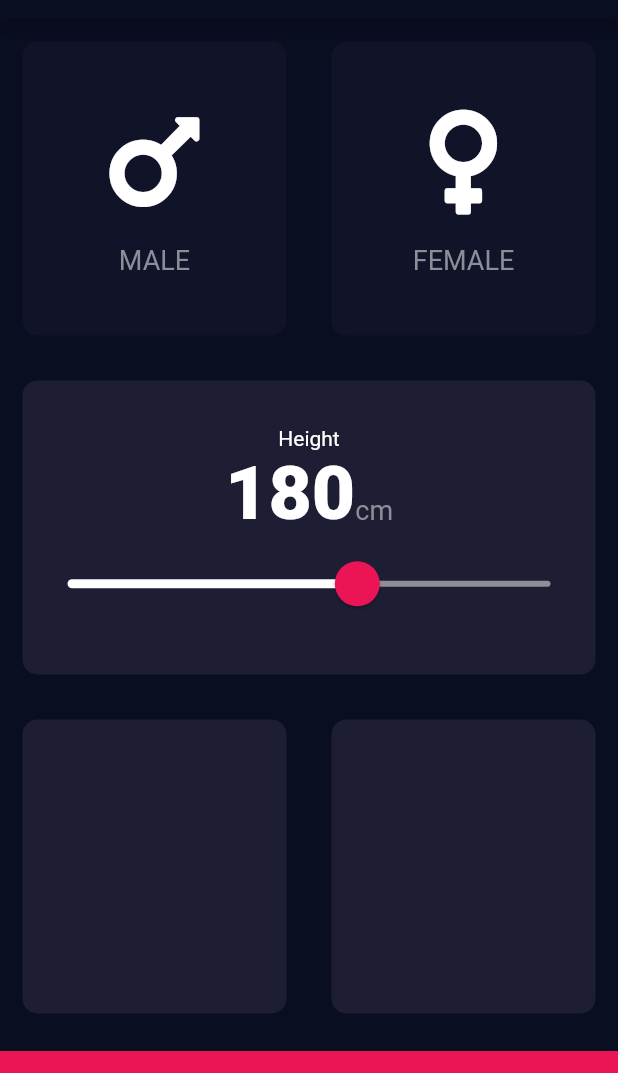
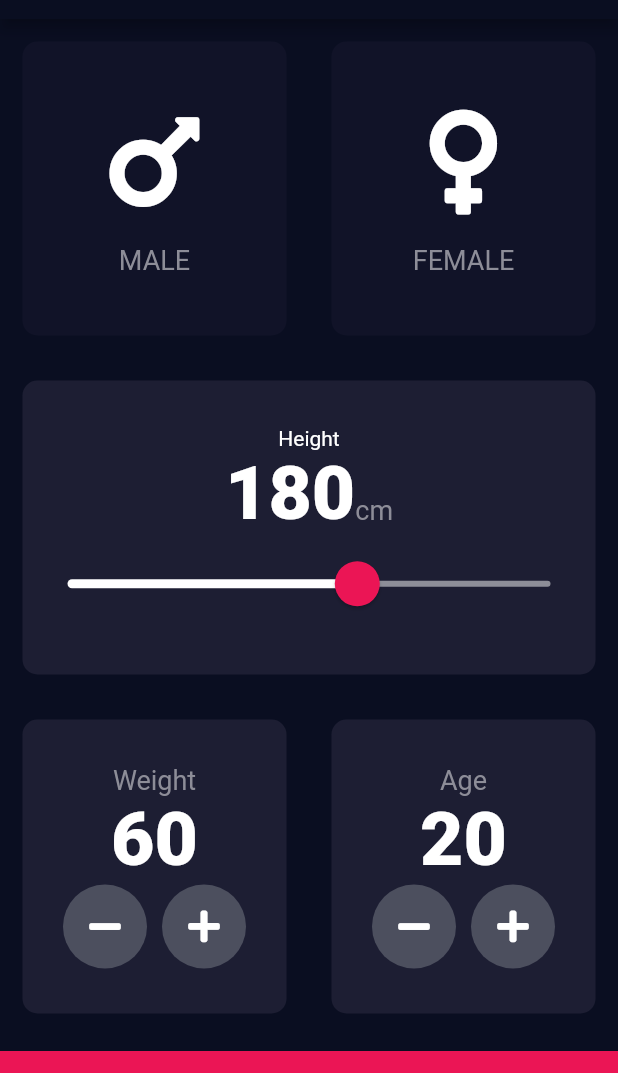
Before and after one commit to nikkashid/flutter_bmiCalculator, a Flutter app: the screen it shows after launch, on a phone screen of 412 x 824 dp, the part 65-1138 px from its top. Run offline on Flutter 3.47's test engine with Material 2 defaults, Android fonts, the phone set to English and light mode, and no system bars; our stand-ins replace font_awesome_flutter.

Commit message:
Creating custom rounder button and performing click events and changing shapes accordingly.

```diff
--- a/lib/constants.dart
+++ b/lib/constants.dart
@@ -5,6 +5,10 @@ const kBottomContainerHeight = 80.0;
 const kActiveCardColor = Color(0xFF1D1E33);
 const kInactiveCardColor = Color(0xFF111328);
 const kBottomContainerColor = Color(0xFFEB1555);
+
+//Reusable Card
+const kBorderRadius = 10.0;
+const kCardMargin = 15.0;
 
 //Slider Constants
 const kMinHeight = 120.0;
--- a/lib/input_dart.dart
+++ b/lib/input_dart.dart
@@ -15,6 +15,8 @@ class InputPage extends StatefulWidget {
 class _InputPageState extends State<InputPage> {
   Gender selectedGender = Gender.initial;
   int height = 180;
+  int weight = 60;
+  int age = 20;
 
   @override
   Widget build(BuildContext context) {
@@ -108,14 +110,78 @@ class _InputPageState extends State<InputPage> {
                 Expanded(
                   child: new ReusableCard(
                     kActiveCardColor,
-                    new Container(),
+                    Column(
+                      mainAxisAlignment: MainAxisAlignment.center,
+                      children: [
+                        Text("Weight", style: kLabelTextStyle),
+                        Text(weight.toString(), style: kNumberTextStyle),
+                        Row(
+                            mainAxisAlignment: MainAxisAlignment.center,
+                            children: [
+                              RoundIconButton(
+                                iconData: FontAwesomeIcons.minus,
+                                onPressed: () {
+                                  setState(() {
+                                    weight--;
+                                  });
+                                },
+                              ),
+                              SizedBox(
+                                width: 10.0,
+                              ),
+                              RoundIconButton(
+                                iconData: FontAwesomeIcons.plus,
+                                onPressed: () {
+                                  setState(() {
+                                    weight++;
+                                  });
+                                },
+                              ),
+                            ])
+                      ],
+                    ),
                     () {},
                   ),
                 ),
                 Expanded(
                   child: new ReusableCard(
                     kActiveCardColor,
-                    new Container(),
+                    Column(
+                      mainAxisAlignment: MainAxisAlignment.center,
+                      children: [
+                        Text(
+                          "Age",
+                          style: kLabelTextStyle,
+                        ),
+                        Text(
+                          age.toString(),
+                          style: kNumberTextStyle,
+                        ),
+                        Row(
+                            mainAxisAlignment: MainAxisAlignment.center,
+                            children: [
+                              RoundIconButton(
+                                iconData: FontAwesomeIcons.minus,
+                                onPressed: () {
+                                  setState(() {
+                                    age--;
+                                  });
+                                },
+                              ),
+                              SizedBox(
+                                width: 10.0,
+                              ),
+                              RoundIconButton(
+                                iconData: FontAwesomeIcons.plus,
+                                onPressed: () {
+                                  setState(() {
+                                    age++;
+                                  });
+                                },
+                              ),
+                            ])
+                      ],
+                    ),
                     () {},
                   ),
                 ),
@@ -133,3 +199,22 @@ class _InputPageState extends State<InputPage> {
     );
   }
 }
+
+class RoundIconButton extends StatelessWidget {
+  RoundIconButton({required this.iconData, required this.onPressed});
+
+  final IconData iconData;
+  final VoidCallback onPressed;
+
+  @override
+  Widget build(BuildContext context) {
+    return RawMaterialButton(
+      child: Icon(iconData),
+      elevation: 0.0,
+      constraints: BoxConstraints.tightFor(width: 56.0, height: 56.0),
+      shape: CircleBorder(),
+      fillColor: Color(0xFF4C4F5E),
+      onPressed: onPressed,
+    );
+  }
+}
--- a/lib/reusable_card.dart
+++ b/lib/reusable_card.dart
@@ -1,3 +1,4 @@
+import 'package:bmi_calculator/constants.dart';
 import 'package:flutter/material.dart';
 
 class ReusableCard extends StatelessWidget {
@@ -13,9 +14,9 @@ class ReusableCard extends StatelessWidget {
       onTap: onPress,
       child: Container(
         child: cardChild,
-        margin: EdgeInsets.all(15.0),
+        margin: EdgeInsets.all(kCardMargin),
         decoration: BoxDecoration(
-            color: bgColor, borderRadius: BorderRadius.circular(10.0)),
+            color: bgColor, borderRadius: BorderRadius.circular(kBorderRadius)),
       ),
     );
   }
```
